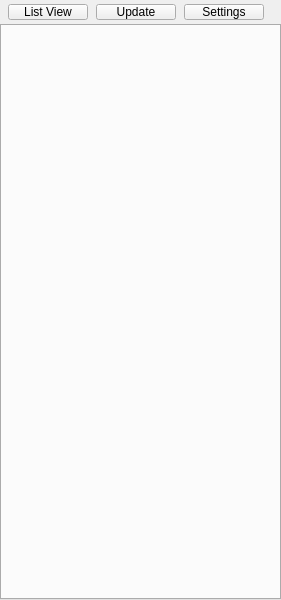
Old version of the form tools/maya/gfUtilitiesBelt2/gui/win_main.ui in the repository giulianofranca/gfTools.
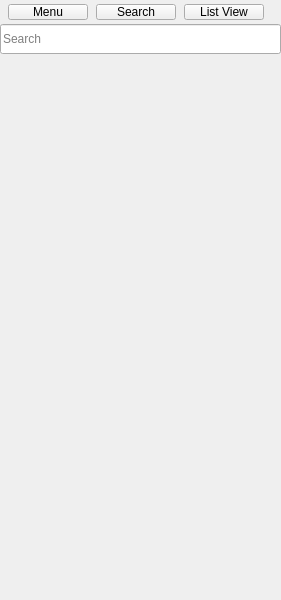
New version of the form.

Commit message: Add side menu and search field to main window (gfUtilitiesBelt)

```diff
--- a/tools/maya/gfUtilitiesBelt2/gui/win_main.ui
+++ b/tools/maya/gfUtilitiesBelt2/gui/win_main.ui
@@ -36,16 +36,13 @@
     <number>0</number>
    </property>
    <item>
-    <widget class="QFrame" name="frmTitleBar">
+    <widget class="QWidget" name="wdgTitleBar" native="true">
      <property name="minimumSize">
       <size>
        <width>0</width>
        <height>24</height>
       </size>
      </property>
-     <property name="frameShape">
-      <enum>QFrame::NoFrame</enum>
-     </property>
      <layout class="QHBoxLayout" name="layTitleBar">
       <property name="spacing">
        <number>8</number>
@@ -62,6 +59,50 @@
       <property name="bottomMargin">
        <number>4</number>
       </property>
+      <item>
+       <widget class="QPushButton" name="btnMenu">
+        <property name="minimumSize">
+         <size>
+          <width>0</width>
+          <height>16</height>
+         </size>
+        </property>
+        <property name="maximumSize">
+         <size>
+          <width>16777215</width>
+          <height>16</height>
+         </size>
+        </property>
+        <property name="text">
+         <string>Menu</string>
+        </property>
+        <property name="checkable">
+         <bool>true</bool>
+        </property>
+       </widget>
+      </item>
+      <item>
+       <widget class="QPushButton" name="btnSearch">
+        <property name="minimumSize">
+         <size>
+          <width>0</width>
+          <height>16</height>
+         </size>
+        </property>
+        <property name="maximumSize">
+         <size>
+          <width>16777215</width>
+          <height>16</height>
+         </size>
+        </property>
+        <property name="text">
+         <string>Search</string>
+        </property>
+        <property name="checkable">
+         <bool>true</bool>
+        </property>
+       </widget>
+      </item>
       <item>
        <widget class="QPushButton" name="btnListView">
         <property name="minimumSize">
@@ -79,43 +120,8 @@
         <property name="text">
          <string>List View</string>
         </property>
-       </widget>
-      </item>
-      <item>
-       <widget class="QPushButton" name="btnUpdate">
-        <property name="minimumSize">
-         <size>
-          <width>0</width>
-          <height>16</height>
-         </size>
-        </property>
-        <property name="maximumSize">
-         <size>
-          <width>16777215</width>
-          <height>16</height>
-         </size>
-        </property>
-        <property name="text">
-         <string>Update</string>
-        </property>
-       </widget>
-      </item>
-      <item>
-       <widget class="QPushButton" name="btnSettings">
-        <property name="minimumSize">
-         <size>
-          <width>0</width>
-          <height>16</height>
-         </size>
-        </property>
-        <property name="maximumSize">
-         <size>
-          <width>16777215</width>
-          <height>16</height>
-         </size>
-        </property>
-        <property name="text">
-         <string>Settings</string>
+        <property name="checkable">
+         <bool>true</bool>
         </property>
        </widget>
       </item>
@@ -139,13 +145,113 @@
     </widget>
    </item>
    <item>
-    <widget class="QTabWidget" name="tabPockets">
-     <property name="tabsClosable">
-      <bool>true</bool>
-     </property>
-     <property name="movable">
-      <bool>true</bool>
-     </property>
+    <widget class="QWidget" name="wdgSearch" native="true">
+     <layout class="QHBoxLayout" name="laySearch">
+      <property name="spacing">
+       <number>0</number>
+      </property>
+      <property name="leftMargin">
+       <number>0</number>
+      </property>
+      <property name="topMargin">
+       <number>0</number>
+      </property>
+      <property name="rightMargin">
+       <number>0</number>
+      </property>
+      <property name="bottomMargin">
+       <number>0</number>
+      </property>
+      <item>
+       <widget class="QLineEdit" name="txtSearch">
+        <property name="minimumSize">
+         <size>
+          <width>0</width>
+          <height>30</height>
+         </size>
+        </property>
+        <property name="maximumSize">
+         <size>
+          <width>16777215</width>
+          <height>30</height>
+         </size>
+        </property>
+        <property name="focusPolicy">
+         <enum>Qt::ClickFocus</enum>
+        </property>
+        <property name="placeholderText">
+         <string>Search</string>
+        </property>
+        <property name="clearButtonEnabled">
+         <bool>true</bool>
+        </property>
+       </widget>
+      </item>
+     </layout>
+    </widget>
+   </item>
+   <item>
+    <widget class="QWidget" name="wdgTabArea" native="true">
+     <layout class="QHBoxLayout" name="layTabArea">
+      <property name="spacing">
+       <number>0</number>
+      </property>
+      <property name="leftMargin">
+       <number>0</number>
+      </property>
+      <property name="topMargin">
+       <number>0</number>
+      </property>
+      <property name="rightMargin">
+       <number>0</number>
+      </property>
+      <property name="bottomMargin">
+       <number>0</number>
+      </property>
+      <item>
+       <widget class="QWidget" name="wdgSideMenu" native="true">
+        <property name="sizePolicy">
+         <sizepolicy hsizetype="Expanding" vsizetype="Expanding">
+          <horstretch>0</horstretch>
+          <verstretch>0</verstretch>
+         </sizepolicy>
+        </property>
+        <layout class="QVBoxLayout" name="laySideMenu">
+         <property name="spacing">
+          <number>0</number>
+         </property>
+         <property name="leftMargin">
+          <number>24</number>
+         </property>
+         <property name="topMargin">
+          <number>24</number>
+         </property>
+         <property name="rightMargin">
+          <number>24</number>
+         </property>
+         <property name="bottomMargin">
+          <number>24</number>
+         </property>
+        </layout>
+       </widget>
+      </item>
+      <item>
+       <widget class="QTabWidget" name="tabPockets">
+        <property name="sizePolicy">
+         <sizepolicy hsizetype="Ignored" vsizetype="Expanding">
+          <horstretch>0</horstretch>
+          <verstretch>0</verstretch>
+         </sizepolicy>
+        </property>
+        <property name="tabsClosable">
+         <bool>true</bool>
+        </property>
+        <property name="movable">
+         <bool>true</bool>
+        </property>
+       </widget>
+      </item>
+     </layout>
     </widget>
    </item>
   </layout>
```
The commit also changes 8 other files.
